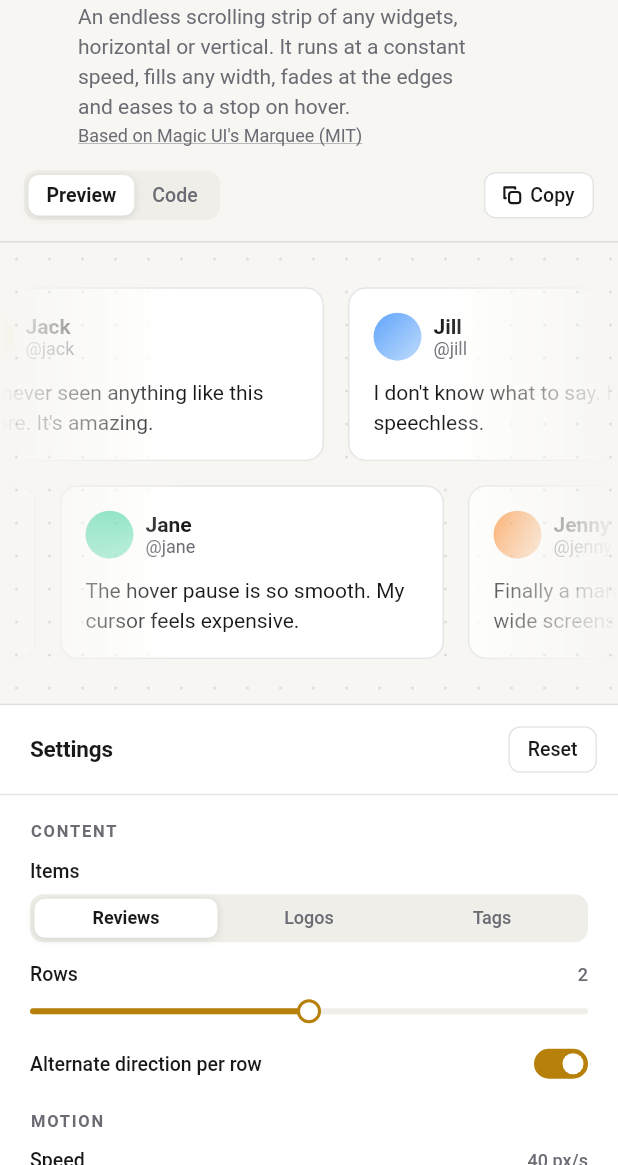
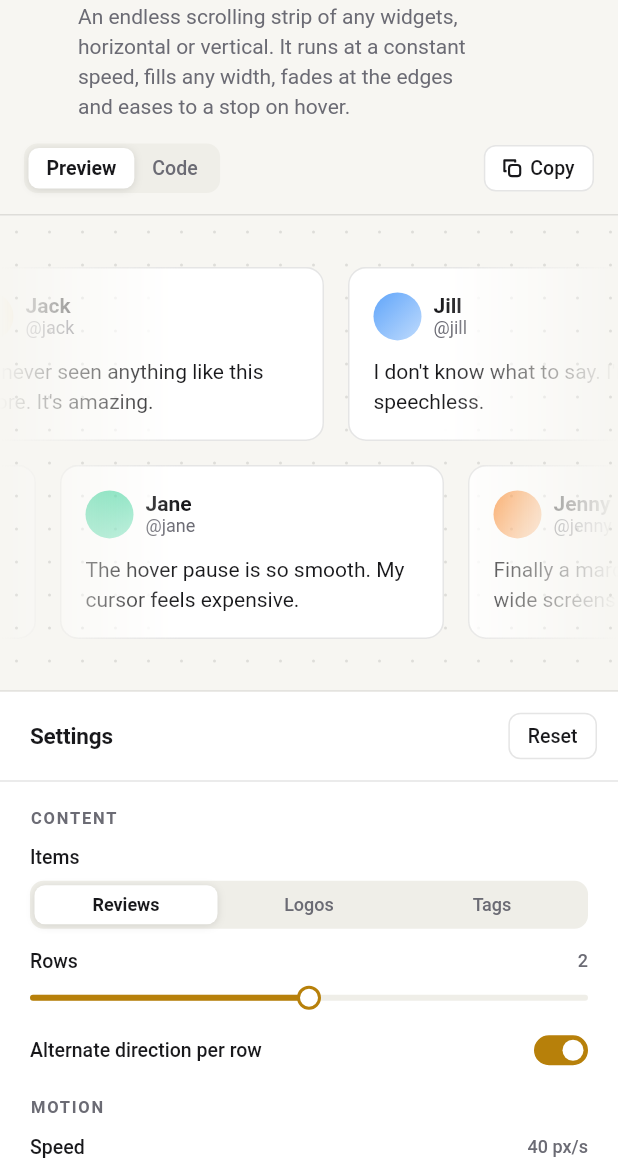
Before and after one commit to lucas-goldner/flutter-golden-components, a Flutter app: the screen it shows after launch, after a tap on "Dark", after a tap on "Light", after a tap on "003", on a phone screen of 412 x 824 dp, the part 71-1236 px from its top. Run offline on Flutter 3.47's test engine with Material 3 defaults, Android fonts, the phone set to English and light mode, and no system bars.

Commit message:
Remove origin mentions from Marquee
Drop the source/credit comment, the gallery credit line (and the credit
field/link it used), the README Credits section and the changelog note.
The MIT license file stays next to the code as the license requires.
CLAUDE.md updated accordingly.

Visual change: the Marquee gallery goldens lose the credit line.

Co-Authored-By: Claude Opus 5.5 <noreply@anthropic.com>
Claude-Session: https://claude.ai/code/session_01Lau5SnzYcLALEXvzM8Simn

```diff
--- a/example/lib/gallery/links.dart
+++ b/example/lib/gallery/links.dart
@@ -257,31 +257,3 @@ class _LinkIconPainter extends CustomPainter {
   bool shouldRepaint(_LinkIconPainter oldDelegate) =>
       oldDelegate.kind != kind || oldDelegate.color != color;
 }
-
-/// A small underlined text link, used for credits.
-class CreditLink extends StatelessWidget {
-  const CreditLink({super.key, required this.label, required this.url});
-
-  final String label;
-  final String url;
-
-  @override
-  Widget build(BuildContext context) {
-    final p = GalleryTheme.paletteOf(context);
-    return Semantics(
-      link: true,
-      child: Pressable(
-        onTap: () => openExternal(url),
-        builder: (context, hover, pressed) => Text(
-          label,
-          style: TextStyle(
-            fontSize: 12,
-            color: hover ? p.text : p.muted,
-            decoration: TextDecoration.underline,
-            decorationColor: p.muted.withValues(alpha: 0.5),
-          ),
-        ),
-      ),
-    );
-  }
-}
--- a/example/lib/gallery/registry.dart
+++ b/example/lib/gallery/registry.dart
@@ -3,16 +3,6 @@ import 'package:flutter/widgets.dart';
 import '../demos/endless_glide_grid_demo.dart';
 import '../demos/marquee_demo.dart';
 import '../demos/smooth_caret_demo.dart';
-
-/// Attribution for a component based on another project.
-@immutable
-class GalleryCredit {
-  const GalleryCredit({required this.label, required this.url});
-
-  /// Shown on the component page, e.g. "Based on Magic UI's Marquee (MIT)".
-  final String label;
-  final String url;
-}
 
 /// One component listed in the gallery.
 @immutable
@@ -25,7 +15,6 @@ class GalleryComponent {
     required this.tags,
     required this.sourcePath,
     required this.builder,
-    this.credit,
   });
 
   /// Running number, shown as a badge (001, 002, ...).
@@ -44,9 +33,6 @@ class GalleryComponent {
 
   /// Builds the playground (preview + settings) for this component.
   final WidgetBuilder builder;
-
-  /// Attribution when the component is based on someone else's work.
-  final GalleryCredit? credit;
 
   String get route => '/$slug';
 
@@ -88,10 +74,6 @@ final List<GalleryComponent> galleryComponents = [
         'constant speed, fills any width, fades at the edges and eases to a stop on hover.',
     tags: const ['animation', 'carousel', 'loop'],
     sourcePath: 'lib/src/marquee/marquee.dart',
-    credit: GalleryCredit(
-      label: "Based on Magic UI's Marquee (MIT)",
-      url: 'https://magicui.design/docs/components/marquee',
-    ),
     builder: (context) => const MarqueeDemo(),
   ),
 ];
--- a/example/lib/gallery/shell.dart
+++ b/example/lib/gallery/shell.dart
@@ -509,10 +509,6 @@ class _ComponentPageState extends State<ComponentPage> {
                         ),
                         const SizedBox(height: 6),
                         Text(component.description, style: GalleryText.body(p)),
-                        if (component.credit case final credit?) ...[
-                          const SizedBox(height: 4),
-                          CreditLink(label: credit.label, url: credit.url),
-                        ],
                       ],
                     ),
                   ),
--- a/lib/src/marquee/marquee.dart
+++ b/lib/src/marquee/marquee.dart
@@ -1,5 +1,3 @@
-// Based on Magic UI's Marquee (https://magicui.design/docs/components/marquee),
-// MIT License, Copyright (c) Magic UI. See LICENSE_MAGIC_UI.md in this folder.
 import 'dart:math' as math;
 
 import 'package:flutter/foundation.dart';
```
Also changed, not shown: 8 other files.
